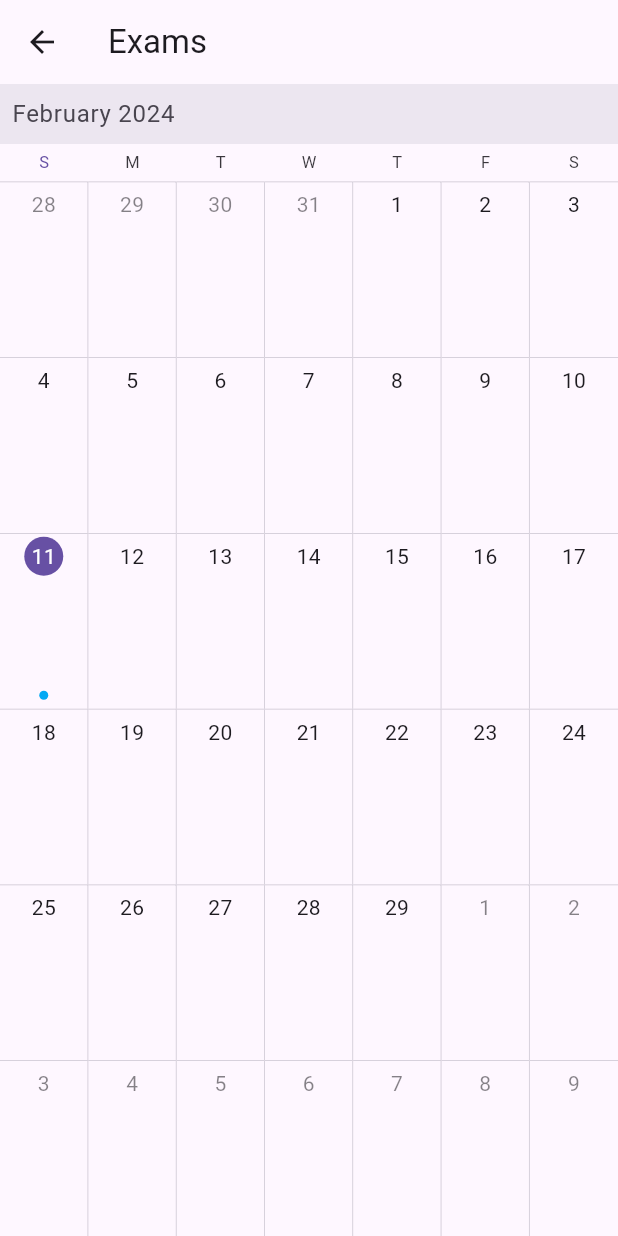
After one commit to kristijanvojceski/Lab4, a Flutter app: the screen it shows after launch, after a tap on the "calendar month" icon, on a phone screen of 412 x 824 dp. The commit adds this screen. Run offline on Flutter 3.47's test engine with Material 3 defaults, Android fonts, the phone set to English and light mode, and no system bars; drawn by our look-alikes of syncfusion_flutter_calendar; our stand-ins replace awesome_notifications, firebase_auth, firebase_core; accounts and stored records are empty.

Commit message:
fourth lab finished

```diff
--- /dev/null
+++ b/lib/calendar_widget.dart
@@ -0,0 +1,86 @@
+import 'package:flutter/material.dart';
+import 'package:syncfusion_flutter_calendar/calendar.dart';
+import 'exam.dart';
+
+class CalendarWidget extends StatelessWidget {
+  final List<Exam> exams;
+
+  const CalendarWidget({super.key, required this.exams});
+
+  @override
+  Widget build(BuildContext context) {
+    return Scaffold(
+      appBar: AppBar(
+        title: const Text('Exams'),
+      ),
+      body: SfCalendar(
+        view: CalendarView.month,
+        dataSource: _getCalendarDataSource(),
+        onTap: (CalendarTapDetails details) {
+          if (details.targetElement == CalendarElement.calendarCell) {
+            _handleDateTap(context, details.date!);
+          }
+        },
+      ),
+    );
+  }
+
+  _DataSource _getCalendarDataSource() {
+    List<Appointment> appointments = [];
+
+    for (var exam in exams) {
+      appointments.add(Appointment(
+        startTime: exam.timestamp,
+        endTime: exam.timestamp.add(const Duration(hours: 2)),
+        subject: exam.course,
+      ));
+    }
+
+    return _DataSource(appointments);
+  }
+
+  void _handleDateTap(BuildContext context, DateTime selectedDate) {
+    List<Exam> selectedExams = exams
+        .where((exam) =>
+    exam.timestamp.year == selectedDate.year &&
+        exam.timestamp.month == selectedDate.month &&
+        exam.timestamp.day == selectedDate.day)
+        .toList();
+
+    if (selectedExams.isNotEmpty) {
+      _showExamsDialog(context, selectedDate, selectedExams);
+    }
+  }
+
+  void _showExamsDialog(
+      BuildContext context, DateTime selectedDate, List<Exam> exams) {
+    showDialog(
+      context: context,
+      builder: (BuildContext context) {
+        return AlertDialog(
+          title: Text('Exams on ${selectedDate.toLocal()}'),
+          content: Column(
+            children: exams
+                .map((exam) => Text(
+                '${exam.course} - ${exam.timestamp.hour}:${exam.timestamp.minute}'))
+                .toList(),
+          ),
+          actions: [
+            TextButton(
+              onPressed: () {
+                Navigator.of(context).pop();
+              },
+              child: const Text('Close'),
+            ),
+          ],
+        );
+      },
+    );
+  }
+}
+
+class _DataSource extends CalendarDataSource {
+  _DataSource(List<Appointment> source) {
+    appointments = source;
+  }
+}
--- a/lib/main.dart
+++ b/lib/main.dart
@@ -1,13 +1,36 @@
+import 'package:awesome_notifications/awesome_notifications.dart';
 import 'package:flutter/material.dart';
 import 'package:firebase_core/firebase_core.dart';
-import 'exam.dart';
+import 'calendar_widget.dart';
 import 'exam_widget.dart';
 import 'firebase_options.dart';
 import 'package:firebase_auth/firebase_auth.dart';
+import 'exam.dart';
+import 'notification_controller.dart';
 
 void main() async {
   WidgetsFlutterBinding.ensureInitialized();
   await Firebase.initializeApp(options: DefaultFirebaseOptions.currentPlatform);
+
+  await AwesomeNotifications().initialize(null, [
+    NotificationChannel(
+      channelGroupKey: "basic_channel_group",
+      channelKey: "basic_channel",
+      channelName: "basic_notif",
+      channelDescription: "basic notification channel",
+    )
+  ], channelGroups: [
+    NotificationChannelGroup(
+        channelGroupKey: "basic_channel_group", channelGroupName: "basic_group")
+  ]);
+
+  bool isAllowedToSendNotification =
+  await AwesomeNotifications().isNotificationAllowed();
+
+  if (!isAllowedToSendNotification) {
+    AwesomeNotifications().requestPermissionToSendNotifications();
+  }
+
   runApp(const MyApp());
 }
 
@@ -42,11 +65,35 @@ class MainListScreenState extends State<MainListScreen> {
   ];
 
   @override
+  void initState() {
+    super.initState();
+    AwesomeNotifications().setListeners(
+        onActionReceivedMethod: NotificationController.onActionReceiveMethod,
+        onDismissActionReceivedMethod:
+        NotificationController.onDismissActionReceiveMethod,
+        onNotificationCreatedMethod:
+        NotificationController.onNotificationCreateMethod,
+        onNotificationDisplayedMethod:
+        NotificationController.onNotificationDisplayed);
+    _scheduleNotificationsForExistingExams();
+  }
+
+  void _scheduleNotificationsForExistingExams() {
+    for (int i = 0; i < exams.length; i++) {
+      _scheduleNotification(exams[i]);
+    }
+  }
+
+  @override
   Widget build(BuildContext context) {
     return Scaffold(
       appBar: AppBar(
         title: const Text('Exams'),
         actions: [
+          IconButton(
+            icon: const Icon(Icons.calendar_month),
+            onPressed: _openCalendar,
+          ),
           IconButton(
             icon: const Icon(Icons.add),
             onPressed: () => FirebaseAuth.instance.currentUser != null
@@ -94,14 +141,13 @@ class MainListScreenState extends State<MainListScreen> {
     );
   }
 
-  Future<void> _signOut() async {
-    await FirebaseAuth.instance.signOut();
-  }
-
-  void _navigateToSignInPage(BuildContext context) {
-    Future.delayed(Duration.zero, () {
-      Navigator.pushReplacementNamed(context, '/login');
-    });
+  void _openCalendar() {
+    Navigator.push(
+      context,
+      MaterialPageRoute(
+        builder: (context) => CalendarWidget(exams: exams),
+      ),
+    );
   }
 
   Future<void> _addExamFunction(BuildContext context) async {
@@ -121,7 +167,35 @@ class MainListScreenState extends State<MainListScreen> {
   void _addExam(Exam exam) {
     setState(() {
       exams.add(exam);
+      _scheduleNotification(exam);
     });
+  }
+
+  Future<void> _signOut() async {
+    await FirebaseAuth.instance.signOut();
+  }
+
+  void _navigateToSignInPage(BuildContext context) {
+    Future.delayed(Duration.zero, () {
+      Navigator.pushReplacementNamed(context, '/login');
+    });
+  }
+
+  void _scheduleNotification(Exam exam) {
+    final int notificationId = exams.indexOf(exam);
+
+    AwesomeNotifications().createNotification(
+        content: NotificationContent(
+            id: notificationId,
+            channelKey: "basic_channel",
+            title: exam.course,
+            body: "You have an exam tomorrow!"),
+        schedule: NotificationCalendar(
+            day: exam.timestamp.subtract(const Duration(days: 1)).day,
+            month: exam.timestamp.subtract(const Duration(days: 1)).month,
+            year: exam.timestamp.subtract(const Duration(days: 1)).year,
+            hour: exam.timestamp.subtract(const Duration(days: 1)).hour,
+            minute: exam.timestamp.subtract(const Duration(days: 1)).minute));
   }
 }
 
--- a/pubspec.yaml
+++ b/pubspec.yaml
@@ -37,6 +37,10 @@ dependencies:
   cupertino_icons: ^1.0.2
   firebase_auth: ^4.15.3
   firebase_core: ^2.24.2
+  awesome_notifications: ^0.8.3
+  syncfusion_flutter_calendar: ^21.2.3
+  flutter_local_notifications: ^16.3.0
+
 
 
 dev_dependencies:
```
Also changed, not shown: lib/notification_controller.dart (added, +19 -0 lines), pubspec.lock, 6 other files.
